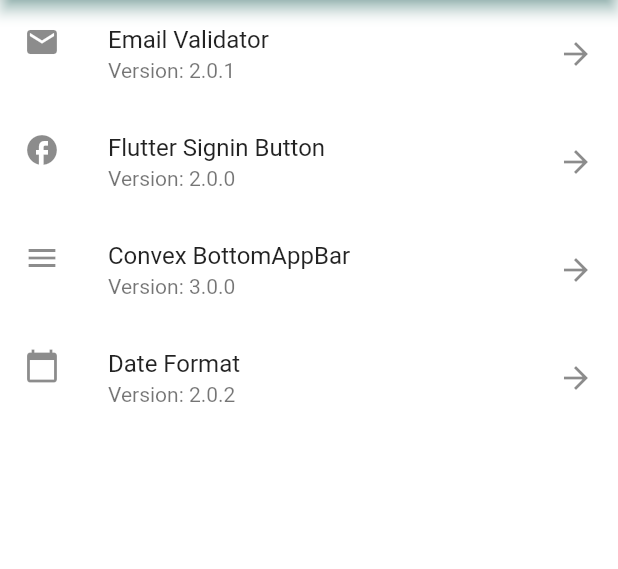
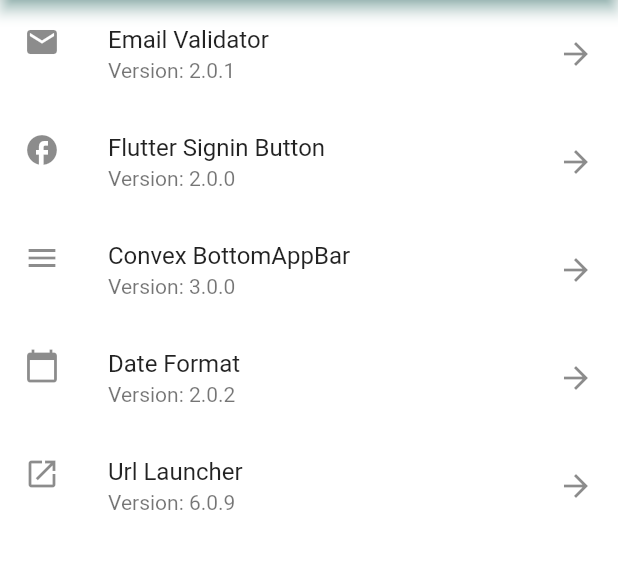
Before and after one commit to lucianojung/flutter_package_examples, a Flutter app: the screen it shows after launch, on a phone screen of 412 x 824 dp, the part 84-653 px from its top. Run offline on Flutter 3.47's test engine with Material 2 defaults, Android fonts, the phone set to English and light mode, and no system bars; our stand-ins replace convex_bottom_bar, date_format, email_validator, expandable, flutter_signin_button.

Commit message:
add Url Launcher to home screen

```diff
--- a/lib/main.dart
+++ b/lib/main.dart
@@ -100,6 +100,17 @@ class _HomeViewState extends State<HomeView> {
           },
           trailing: Icon(Icons.arrow_forward),
         ),
+        ListTile(
+          leading: Icon(Icons.launch),
+          title: Text('Url Launcher'),
+          subtitle: Text('Version: 6.0.9'),
+          onTap: () {
+            setState(() {
+              Navigator.of(context).pushNamed('/url_launcher');
+            });
+          },
+          trailing: Icon(Icons.arrow_forward),
+        ),
       ],
     );
   }
```
